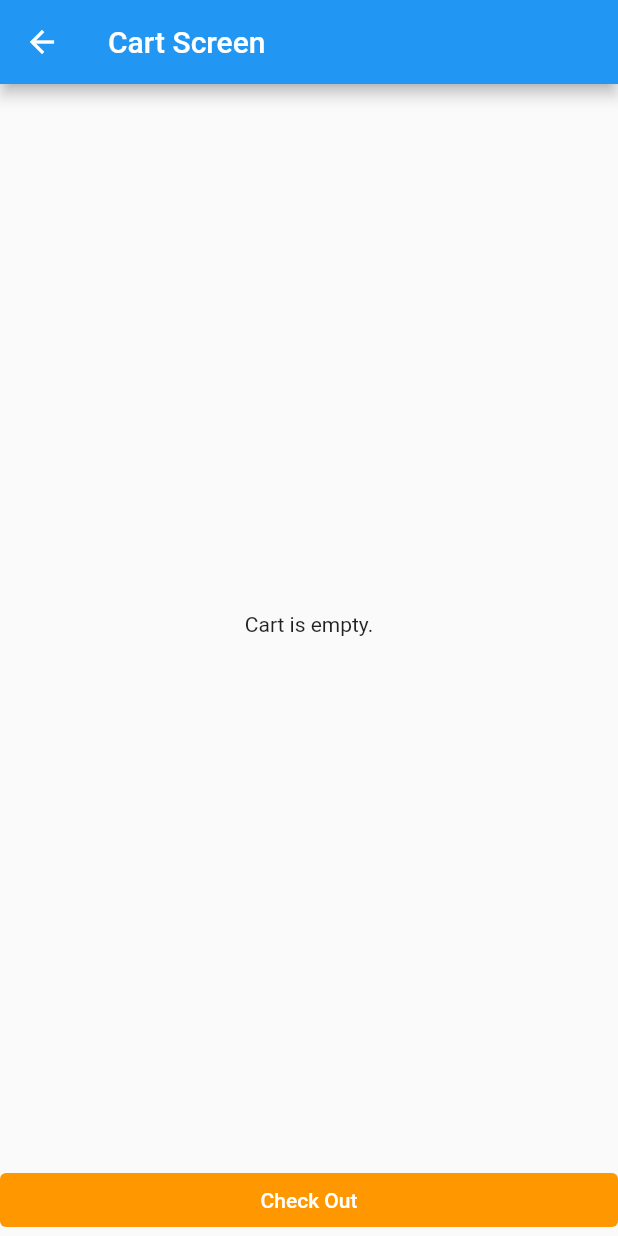
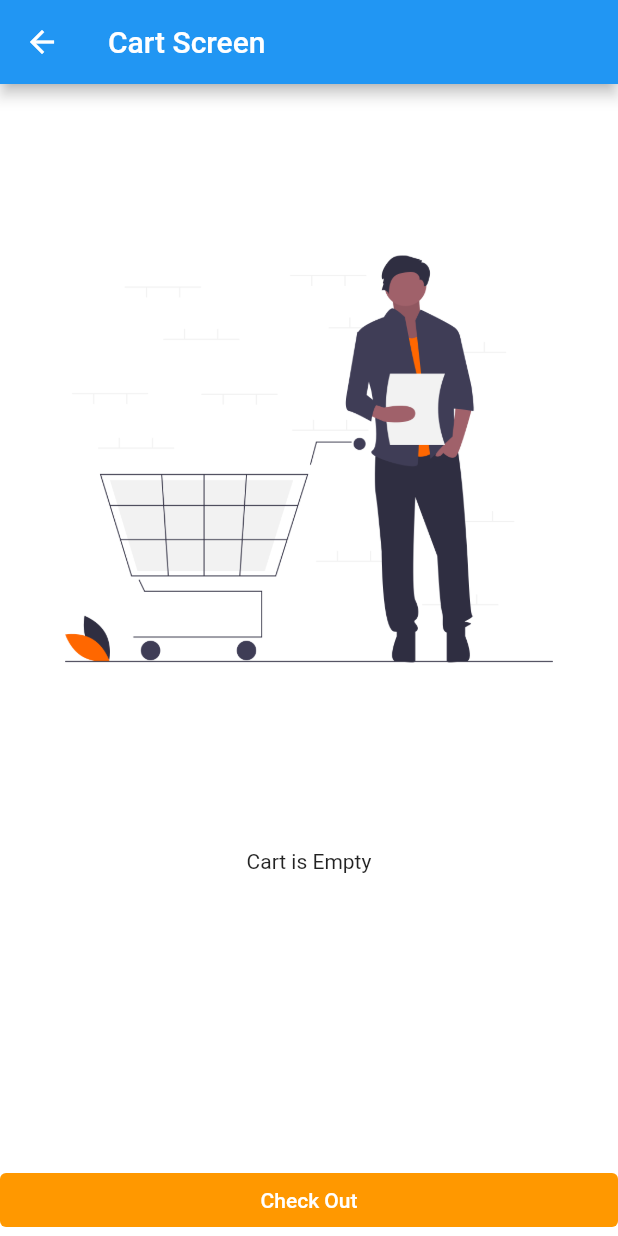
Before and after one commit to TarunNagaSai/Flutter_Projects, a Flutter app: the CartList screen opened directly with empty values, on a phone screen of 412 x 824 dp. Run offline on Flutter 3.47's test engine with Material 2 defaults, Android fonts, the phone set to English and light mode, and no system bars; our stand-ins replace email_validator, shared_preferences; accounts and stored records are empty.

Commit message:
new updates

```diff
--- a/lib/cart.dart
+++ b/lib/cart.dart
@@ -21,10 +21,10 @@ class _CartListState extends State<CartList> {
     return productName.toString();
   }
 
-
-
   @override
-  Widget build(BuildContext context) {    return Scaffold(
+  Widget build(BuildContext context) {
+    return Scaffold(
+      backgroundColor: Colors.white,
       appBar: AppBar(
         title: const Text('Cart Screen'),
       ),
@@ -44,14 +44,20 @@ class _CartListState extends State<CartList> {
     );
   }
 
-
-
   Widget cartProductList() {
     if(widget.productData.isEmpty){
-        return const Center(
-          child: Text(
-            'Cart is empty.',
-          ),
+        return Center(
+          child: Column(
+            children: const [
+              Image(
+                image: AssetImage('images/empty5.png'),
+                height: 500.0,
+                width: 500.0,
+              ),
+              SizedBox(height: 10,),
+              Text('Cart is Empty'),
+            ],
+          )
         );
     }else{
       return ListView.builder(
```
Also changed, not shown: images/empty5.png (added).
